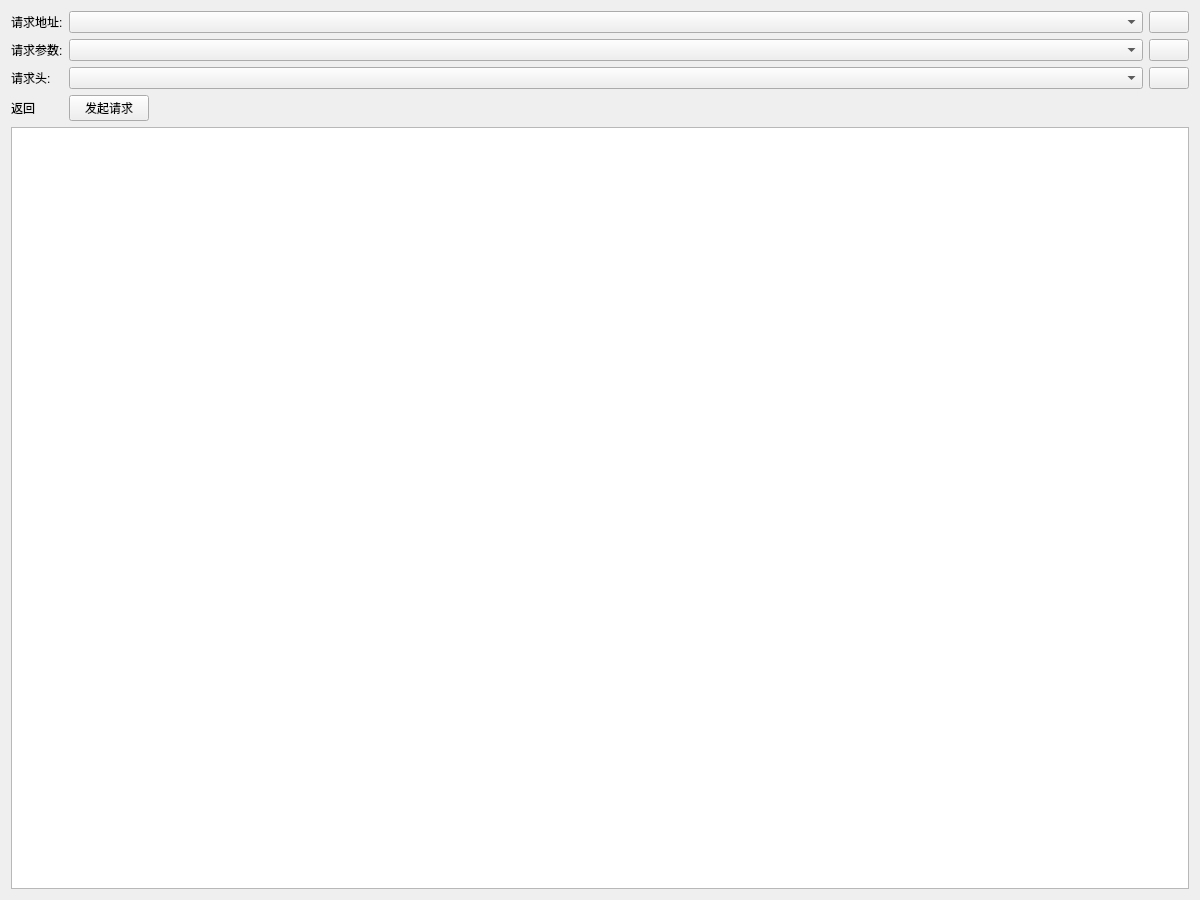
qindong917/vs_qt_test1, file QtWidgetsApplication1/QtWidgetsApplication1/QtWidgetsApplication1.ui: the form before one commit.
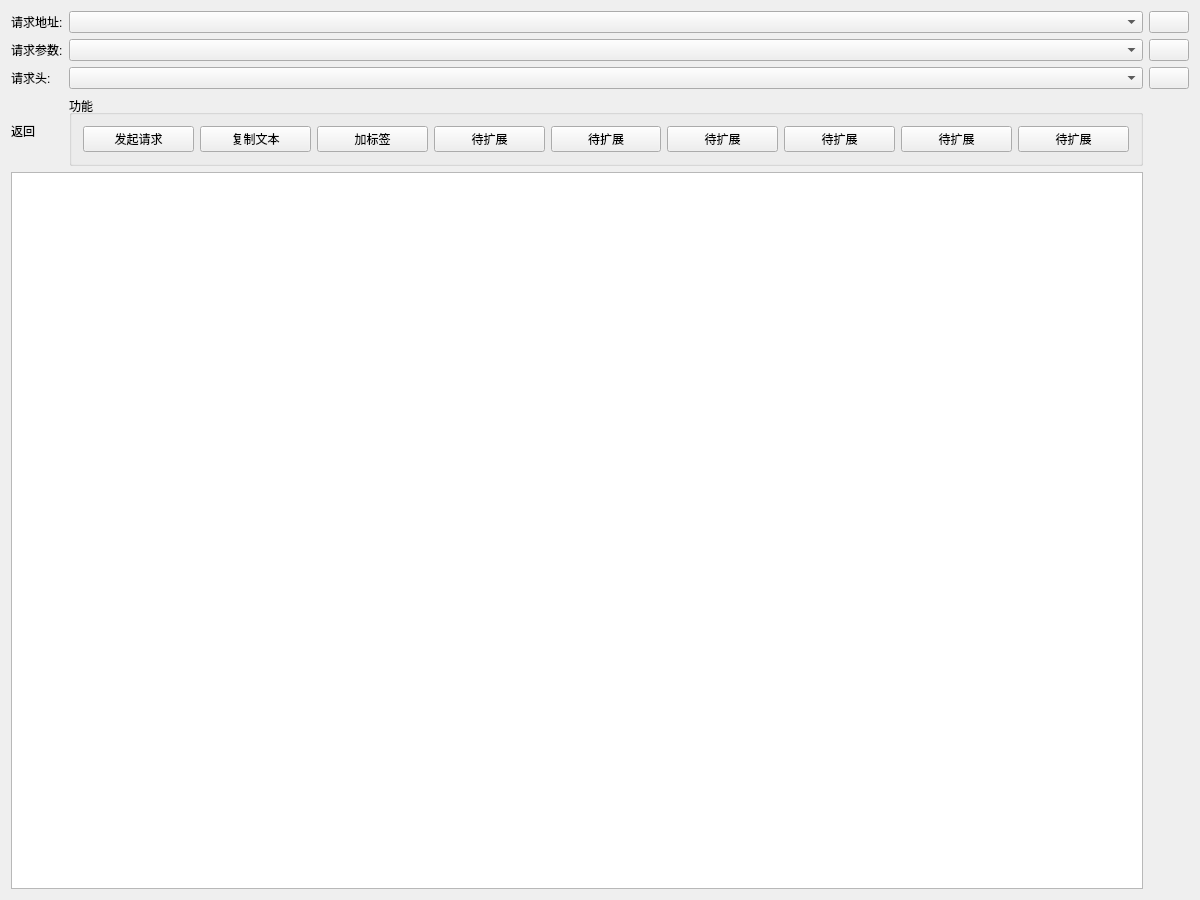
The form after the commit. Icons and pictures are not drawn.

The edit to the form file:
```diff
--- a/QtWidgetsApplication1/QtWidgetsApplication1/QtWidgetsApplication1.ui
+++ b/QtWidgetsApplication1/QtWidgetsApplication1/QtWidgetsApplication1.ui
@@ -225,19 +225,96 @@
      </widget>
     </item>
     <item row="3" column="1">
-     <widget class="QPushButton" name="pushButton">
+     <widget class="QGroupBox" name="groupBox">
       <property name="sizePolicy">
-       <sizepolicy hsizetype="Fixed" vsizetype="Fixed">
+       <sizepolicy hsizetype="Preferred" vsizetype="Fixed">
         <horstretch>0</horstretch>
         <verstretch>0</verstretch>
        </sizepolicy>
       </property>
-      <property name="text">
-       <string>发起请求</string>
+      <property name="title">
+       <string>功能</string>
       </property>
+      <property name="alignment">
+       <set>Qt::AlignLeading|Qt::AlignLeft|Qt::AlignVCenter</set>
+      </property>
+      <property name="flat">
+       <bool>false</bool>
+      </property>
+      <layout class="QHBoxLayout" name="horizontalLayout">
+       <item>
+        <widget class="QPushButton" name="pushButton">
+         <property name="sizePolicy">
+          <sizepolicy hsizetype="Minimum" vsizetype="Fixed">
+           <horstretch>0</horstretch>
+           <verstretch>0</verstretch>
+          </sizepolicy>
+         </property>
+         <property name="text">
+          <string>发起请求</string>
+         </property>
+        </widget>
+       </item>
+       <item>
+        <widget class="QPushButton" name="pushButton_copy">
+         <property name="text">
+          <string>复制文本</string>
+         </property>
+        </widget>
+       </item>
+       <item>
+        <widget class="QPushButton" name="pushButton_label">
+         <property name="text">
+          <string>加标签</string>
+         </property>
+        </widget>
+       </item>
+       <item>
+        <widget class="QPushButton" name="pushButton_6">
+         <property name="text">
+          <string>待扩展</string>
+         </property>
+        </widget>
+       </item>
+       <item>
+        <widget class="QPushButton" name="pushButton_8">
+         <property name="text">
+          <string>待扩展</string>
+         </property>
+        </widget>
+       </item>
+       <item>
+        <widget class="QPushButton" name="pushButton_5">
+         <property name="text">
+          <string>待扩展</string>
+         </property>
+        </widget>
+       </item>
+       <item>
+        <widget class="QPushButton" name="pushButton_4">
+         <property name="text">
+          <string>待扩展</string>
+         </property>
+        </widget>
+       </item>
+       <item>
+        <widget class="QPushButton" name="pushButton_3">
+         <property name="text">
+          <string>待扩展</string>
+         </property>
+        </widget>
+       </item>
+       <item>
+        <widget class="QPushButton" name="pushButton_2">
+         <property name="text">
+          <string>待扩展</string>
+         </property>
+        </widget>
+       </item>
+      </layout>
      </widget>
     </item>
-    <item row="4" column="0" colspan="3">
+    <item row="4" column="0" colspan="2">
      <widget class="QTextEdit" name="et_result">
       <property name="sizePolicy">
        <sizepolicy hsizetype="Expanding" vsizetype="Minimum">
```
